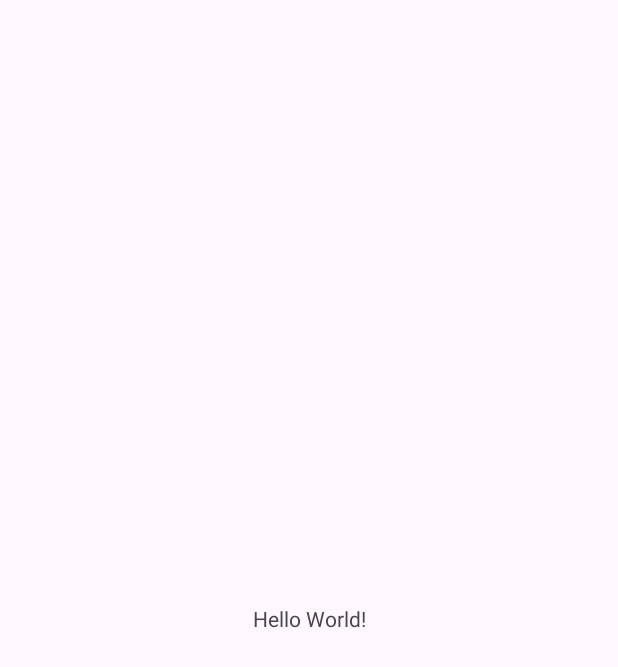
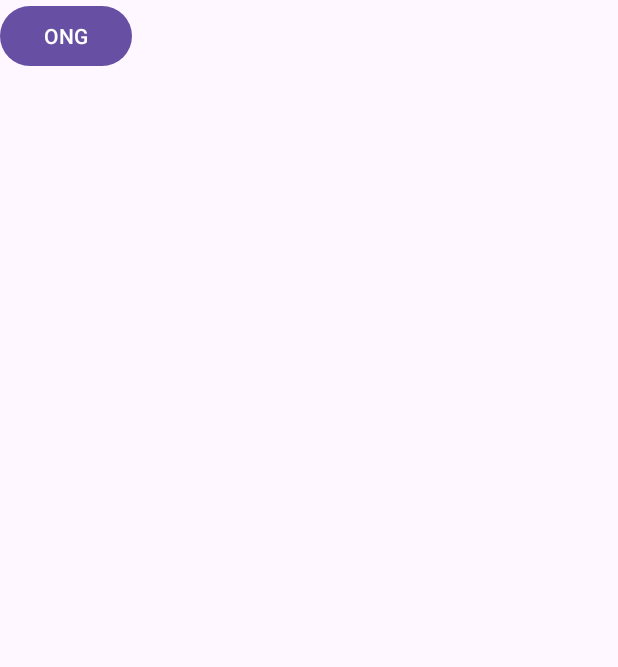
Before and after one commit to thiagocds01/AppSalvaPets, an Android app: the screen it shows after launch (MainActivity), on a phone screen of 412 x 824 dp. Before the commit the part shown is almost empty. Shown: the top 667 px of the screen. Run offline under Robolectric (Android 15) with nearby library versions, the phone set to English and light mode, and no system bars.

Commit message:
Implementado o botão direcionado para ONG

```diff
--- a/app/src/main/res/layout/activity_main.xml
+++ b/app/src/main/res/layout/activity_main.xml
@@ -7,13 +7,11 @@
     android:layout_height="match_parent"
     tools:context=".MainActivity">
 
-    <TextView
+    <Button
+        android:id="@+id/btnOng"
         android:layout_width="wrap_content"
         android:layout_height="wrap_content"
-        android:text="Hello World!"
-        app:layout_constraintBottom_toBottomOf="parent"
-        app:layout_constraintEnd_toEndOf="parent"
-        app:layout_constraintStart_toStartOf="parent"
-        app:layout_constraintTop_toTopOf="parent" />
-
+        android:text="ONG"
+        tools:layout_editor_absoluteX="103dp"
+        tools:layout_editor_absoluteY="71dp" />
 </androidx.constraintlayout.widget.ConstraintLayout>
```
